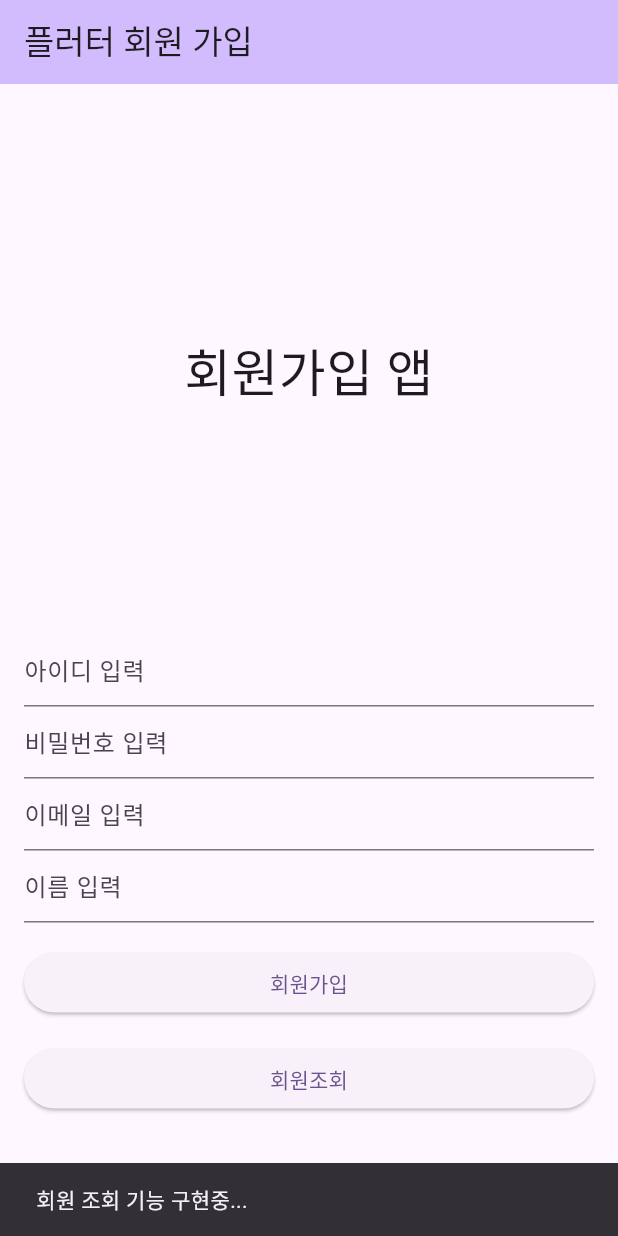
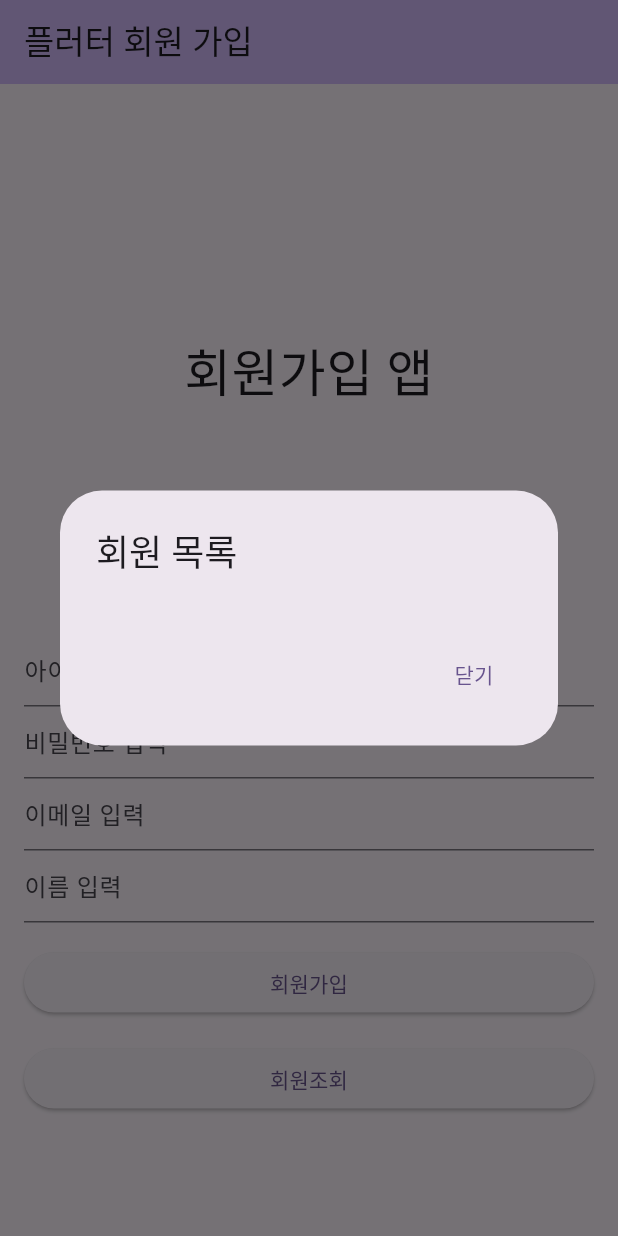
Before and after one commit to jesubin/flutter_member_app2, a Flutter app: the screen it shows after launch, after a tap on "회원조회", on a phone screen of 412 x 824 dp. Run offline on Flutter 3.47's test engine with Material 3 defaults, Android fonts, the phone set to English and light mode, and no system bars; our stand-ins replace sqflite, sqflite_common_ffi_web; accounts and stored records are empty.

Commit message:
listUsers/getListUsers 기능 구현

```diff
--- a/lib/helper/database_helper.dart
+++ b/lib/helper/database_helper.dart
@@ -49,4 +49,13 @@ class Database_Helper {
 
     return await db.insert('member', m.toMap());
   }
+
+  // 모든 회원 조회
+  Future<List<Map<String, dynamic>>> getListUsers() async {
+    final db = await instance.database;
+    // final users = await db.query('member');
+    // return users.map((json) => Member.fromMap(json)).toList();
+
+    return await db.query('member');
+  }
 }
--- a/lib/main.dart
+++ b/lib/main.dart
@@ -96,10 +96,11 @@ class _MainActivityState extends State<MainActivity> {
     String name = _nameController.text.trim();
 
     // 입력내용 확인
-    if (userid.isEmpty || passwd.isEmpty || email.isEmpty || name.isEmpty){
+    if (userid.isEmpty || passwd.isEmpty || email.isEmpty || name.isEmpty) {
       ScaffoldMessenger.of(context).showSnackBar(
-        SnackBar(content: Text ('모든 필드를 입력하세요'))
+          SnackBar(content: Text('모든 필드를 입력하세요'))
       );
+    }
       // 저장할 회원 정보 생성
       final member = Member(
         userid: userid, passwd: passwd, email: email, name: name
@@ -115,7 +116,7 @@ class _MainActivityState extends State<MainActivity> {
             SnackBar(content: Text('회원가입 실패'))
         );
       }
-    }
+
     // 입력필드 초기화
     _useridController.clear();
     _passwdController.clear();
@@ -126,9 +127,33 @@ class _MainActivityState extends State<MainActivity> {
 
   // 회원조회 처리
   Future<void> _listUsers() async{
-    ScaffoldMessenger.of(context).showSnackBar(
-      SnackBar(content: Text('회원 조회 기능 구현중...'))
-    );
+    List<Map<String, dynamic>> users = await _dbHelper.getListUsers();
+
+    // 조회결과를 대화상자에 리스트 형태로 출력
+    // ListView: 플러터에서 목록을 표시할때 사용하는 위젯
+    // shrinkWrap : 내용에 맞게 ListView 크기 자동 조절
+    // itemCount : ListView에 나타낼 항목 수
+    // itemBuilder : ListView애 나타낼 각 항목을 어떻게 표시할지 정의
+    // ListTile : ListView에 나타낼 각 항목을 의미, 제목과 부제목으로 구성
+    showDialog(
+        context: context,
+        builder: (context) => AlertDialog(
+          title: Text('회원 목록'),
+          content: Container(width: double.maxFinite,
+            child: ListView.builder(shrinkWrap: true, itemCount: users.length,
+                itemBuilder: (context, idx){
+                  final user = users[idx];
+                  return ListTile(title: Text('${user['userid']}'),
+                    subtitle: Text('${user['email']} ${user['regdate']}'),);
+                }
+            )),
+          actions: [
+            // pop : 현재 화면에 나타난 위젯을 제거
+            TextButton(onPressed: () => Navigator.pop(context),
+                child: Text('닫기'))
+          ]
+        ) //AlertDialog
+    ); // showDialog
   }
 
 }
```
